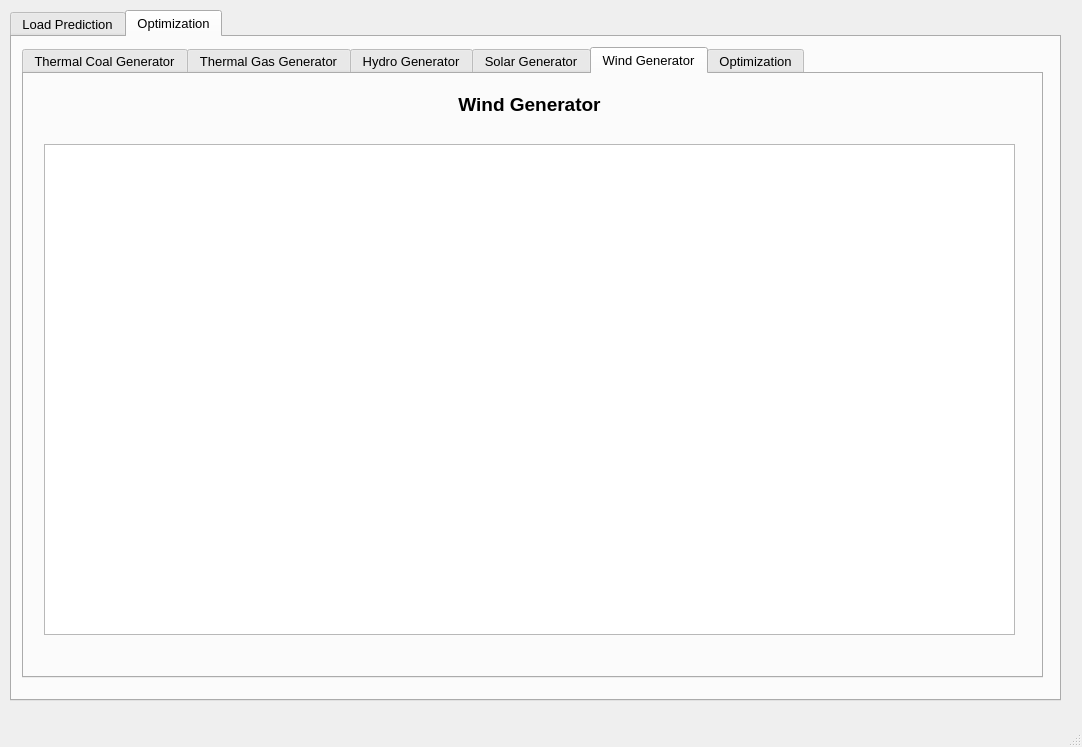
First picture: the form in ui/frontend.ui, repository nikolaJov2605/ISIS_NIS_Project, before the edit.
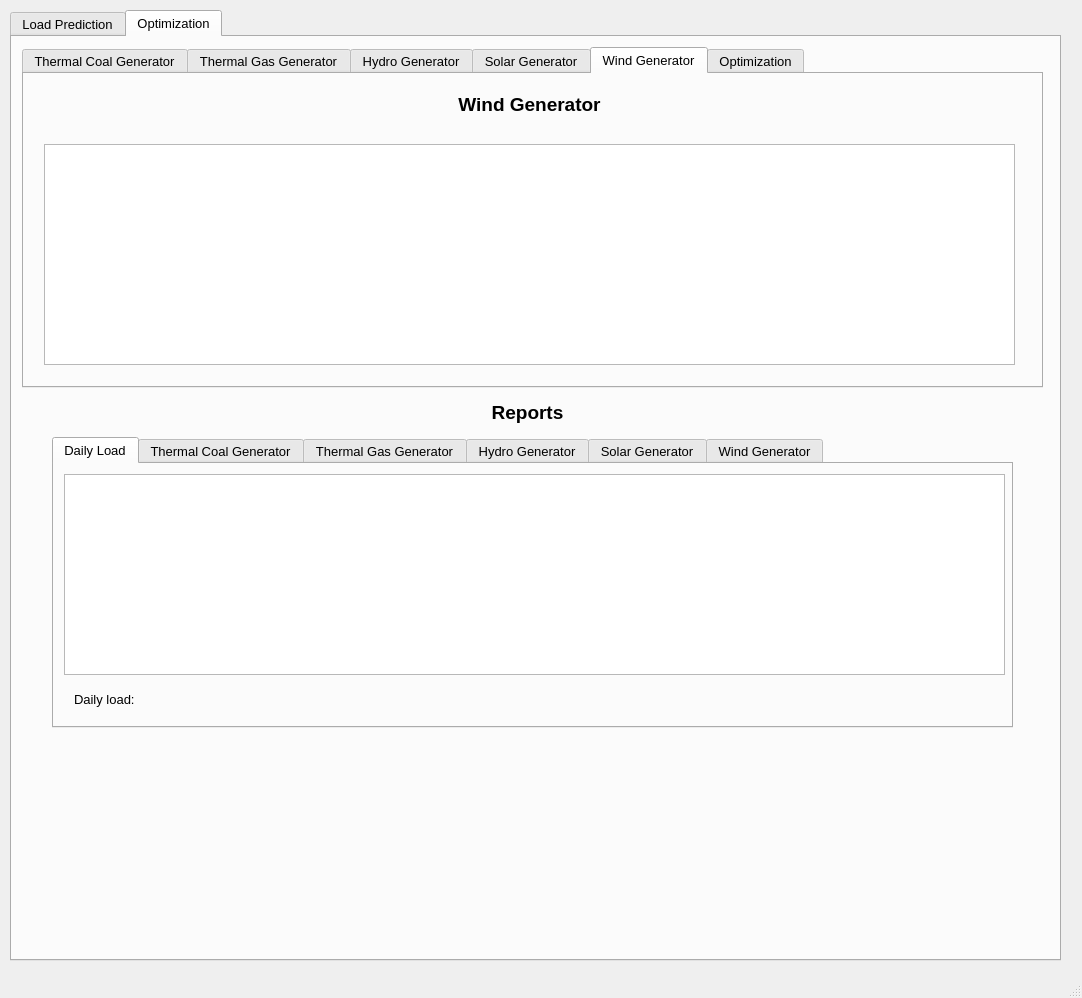
Second picture: the form after the edit. The open tabs and pages were chosen to show the change.

The edit to the form file:
```diff
--- a/ui/frontend.ui
+++ b/ui/frontend.ui
@@ -7,7 +7,7 @@
     <x>0</x>
     <y>0</y>
     <width>1082</width>
-    <height>747</height>
+    <height>998</height>
    </rect>
   </property>
   <property name="windowTitle">
@@ -20,7 +20,7 @@
       <x>10</x>
       <y>10</y>
       <width>1051</width>
-      <height>691</height>
+      <height>951</height>
      </rect>
     </property>
     <property name="font">
@@ -881,13 +881,13 @@
      <attribute name="title">
       <string>Optimization</string>
      </attribute>
-     <widget class="QTabWidget" name="windPowerGenerationTable">
+     <widget class="QTabWidget" name="tabWidget1">
       <property name="geometry">
        <rect>
         <x>10</x>
         <y>10</y>
         <width>1021</width>
-        <height>631</height>
+        <height>341</height>
        </rect>
       </property>
       <property name="currentIndex">
@@ -2173,13 +2173,13 @@
        <attribute name="title">
         <string>Wind Generator</string>
        </attribute>
-       <widget class="QTableWidget" name="solarPowerGenerationTable_2">
+       <widget class="QTableWidget" name="windPowerGenerationTable">
         <property name="geometry">
          <rect>
           <x>20</x>
           <y>70</y>
           <width>971</width>
-          <height>491</height>
+          <height>221</height>
          </rect>
         </property>
        </widget>
@@ -2635,6 +2635,164 @@
        </widget>
       </widget>
      </widget>
+     <widget class="QTabWidget" name="reportTabWidget">
+      <property name="geometry">
+       <rect>
+        <x>40</x>
+        <y>400</y>
+        <width>961</width>
+        <height>291</height>
+       </rect>
+      </property>
+      <property name="font">
+       <font>
+        <weight>50</weight>
+        <bold>false</bold>
+       </font>
+      </property>
+      <property name="currentIndex">
+       <number>0</number>
+      </property>
+      <widget class="QWidget" name="load_report_tab">
+       <attribute name="title">
+        <string>Daily Load</string>
+       </attribute>
+       <widget class="QTableWidget" name="daily_load_report_table">
+        <property name="geometry">
+         <rect>
+          <x>10</x>
+          <y>10</y>
+          <width>941</width>
+          <height>201</height>
+         </rect>
+        </property>
+       </widget>
+       <widget class="QLabel" name="label_23">
+        <property name="geometry">
+         <rect>
+          <x>20</x>
+          <y>220</y>
+          <width>81</width>
+          <height>31</height>
+         </rect>
+        </property>
+        <property name="text">
+         <string>Daily load:</string>
+        </property>
+       </widget>
+       <widget class="QLabel" name="load_sum_lbl">
+        <property name="geometry">
+         <rect>
+          <x>110</x>
+          <y>220</y>
+          <width>131</width>
+          <height>31</height>
+         </rect>
+        </property>
+        <property name="text">
+         <string/>
+        </property>
+       </widget>
+      </widget>
+      <widget class="QWidget" name="thermal_coal_report_tab">
+       <attribute name="title">
+        <string>Thermal Coal Generator</string>
+       </attribute>
+       <widget class="QTableWidget" name="thermal_coal_report_table">
+        <property name="geometry">
+         <rect>
+          <x>10</x>
+          <y>10</y>
+          <width>941</width>
+          <height>241</height>
+         </rect>
+        </property>
+       </widget>
+      </widget>
+      <widget class="QWidget" name="thermal_gas_report_tab">
+       <attribute name="title">
+        <string>Thermal Gas Generator</string>
+       </attribute>
+       <widget class="QTableWidget" name="thermal_gas_report_table">
+        <property name="geometry">
+         <rect>
+          <x>10</x>
+          <y>10</y>
+          <width>941</width>
+          <height>241</height>
+         </rect>
+        </property>
+       </widget>
+      </widget>
+      <widget class="QWidget" name="hydro_report_tab">
+       <attribute name="title">
+        <string>Hydro Generator</string>
+       </attribute>
+       <widget class="QTableWidget" name="hydro_report_table">
+        <property name="geometry">
+         <rect>
+          <x>10</x>
+          <y>10</y>
+          <width>941</width>
+          <height>241</height>
+         </rect>
+        </property>
+       </widget>
+      </widget>
+      <widget class="QWidget" name="solar_report_tab">
+       <attribute name="title">
+        <string>Solar Generator</string>
+       </attribute>
+       <widget class="QTableWidget" name="solar_report_table">
+        <property name="geometry">
+         <rect>
+          <x>10</x>
+          <y>10</y>
+          <width>941</width>
+          <height>241</height>
+         </rect>
+        </property>
+       </widget>
+      </widget>
+      <widget class="QWidget" name="wind_report_tab">
+       <attribute name="title">
+        <string>Wind Generator</string>
+       </attribute>
+       <widget class="QTableWidget" name="wind_report_table">
+        <property name="geometry">
+         <rect>
+          <x>10</x>
+          <y>10</y>
+          <width>941</width>
+          <height>241</height>
+         </rect>
+        </property>
+       </widget>
+      </widget>
+     </widget>
+     <widget class="QLabel" name="label_13">
+      <property name="geometry">
+       <rect>
+        <x>10</x>
+        <y>360</y>
+        <width>1011</width>
+        <height>31</height>
+       </rect>
+      </property>
+      <property name="font">
+       <font>
+        <pointsize>14</pointsize>
+        <weight>75</weight>
+        <bold>true</bold>
+       </font>
+      </property>
+      <property name="text">
+       <string>Reports</string>
+      </property>
+      <property name="alignment">
+       <set>Qt::AlignCenter</set>
+      </property>
+     </widget>
     </widget>
    </widget>
   </widget>
```
Left out of the diff: 53 changed lines with no effect on the pictures.
